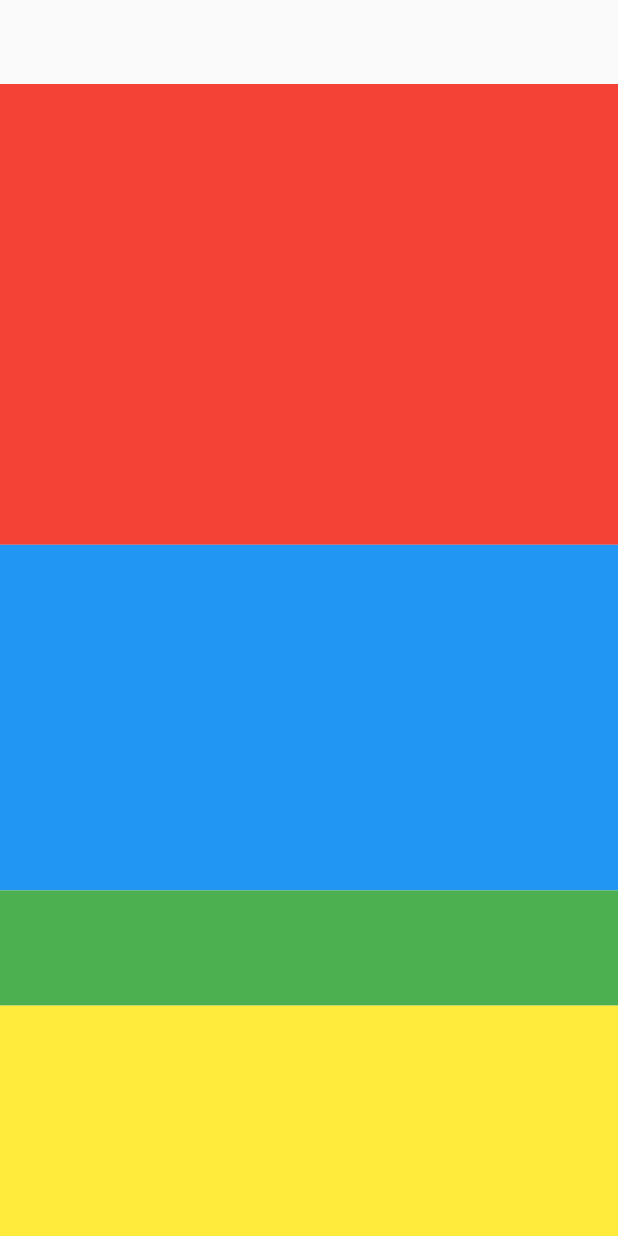
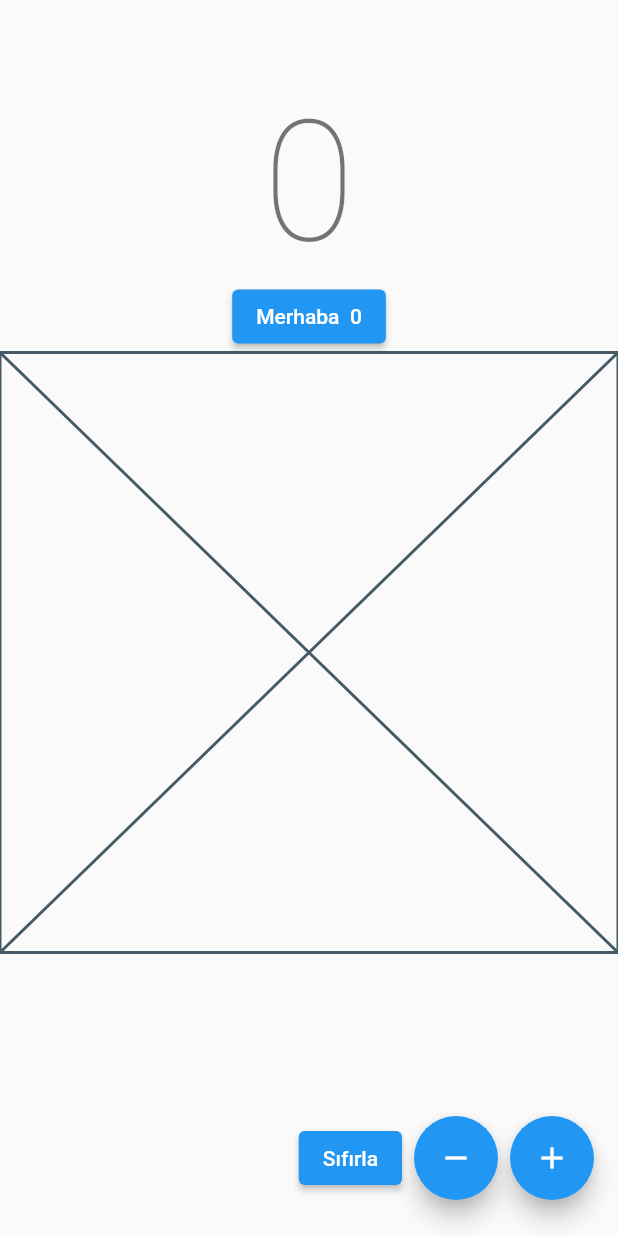
Before and after one commit to cemerenb/learning_flutter, a Flutter app: the screen it shows after launch, on a phone screen of 412 x 824 dp. Run offline on Flutter 3.47's test engine with Material 2 defaults, Android fonts, the light colour scheme and no system bars.

Commit message:
Statefull widget learning

```diff
--- /dev/null
+++ b/lib/101/statefull_learn.dart
@@ -0,0 +1,86 @@
+import 'dart:async';
+import 'package:flutter/material.dart';
+import 'package:temel_widget/core/counter_hello_button.dart';
+import '../product/language/language_items.dart';
+
+class StatefullLearn extends StatefulWidget {
+  const StatefullLearn({Key? key}) : super(key: key);
+
+  @override
+  State<StatefullLearn> createState() => _StatefullLearnState();
+}
+
+class _StatefullLearnState extends State<StatefullLearn> {
+  int countValue = 0;
+  final String _reset = LanguageItems.Reset;
+
+  void _updateCounter(bool isTrue) {
+    if (isTrue) {
+      countValue = countValue + 1;
+    } else {
+      countValue = countValue - 1;
+    }
+    setState(() {});
+  }
+
+  Timer? timer;
+
+  @override
+  Widget build(BuildContext context) {
+    return Scaffold(
+      appBar: AppBar(),
+      floatingActionButton: Row(
+        mainAxisSize: MainAxisSize.min,
+        children: [
+          Row(
+            children: [
+              ElevatedButton(
+                  onPressed: () {
+                    countValue = 0;
+                    setState(() {});
+                  },
+                  child: Text(_reset))
+            ],
+          ),
+          Row(
+            children: [
+              _deincrementButton(),
+              _incrementButton(),
+            ],
+          ),
+        ],
+      ),
+      body: Column(children: [
+        Center(
+          child: Text(
+            countValue.toString(),
+            style: Theme.of(context).textTheme.headline1,
+          ),
+        ),
+        const CounterHelloButton(),
+        const Placeholder(),
+      ]),
+    );
+  }
+
+  Padding _deincrementButton() {
+    return Padding(
+      padding: const EdgeInsets.all(8.0),
+      child: FloatingActionButton(
+        onPressed: () {
+          _updateCounter(false);
+        },
+        child: const Icon(Icons.remove),
+      ),
+    );
+  }
+
+  FloatingActionButton _incrementButton() {
+    return FloatingActionButton(
+      onPressed: () {
+        _updateCounter(true);
+      },
+      child: const Icon(Icons.add),
+    );
+  }
+}
--- /dev/null
+++ b/lib/core/counter_hello_button.dart
@@ -0,0 +1,30 @@
+import 'package:flutter/material.dart';
+import '../product/language/language_items.dart';
+
+class CounterHelloButton extends StatefulWidget {
+  const CounterHelloButton({Key? key}) : super(key: key);
+
+  @override
+  State<CounterHelloButton> createState() => _CounterHelloButtonState();
+}
+
+class _CounterHelloButtonState extends State<CounterHelloButton> {
+  int _counterCustom = 0;
+  final String _welcomeTitle = LanguageItems.WelcomeTitle;
+
+  void _updateCounter() {
+    setState(() {
+      ++_counterCustom;
+    });
+  }
+
+  @override
+  Widget build(BuildContext context) {
+    return ElevatedButton(
+      onPressed: () {
+        _updateCounter();
+      },
+      child: Text('$_welcomeTitle  $_counterCustom'),
+    );
+  }
+}
--- a/lib/main.dart
+++ b/lib/main.dart
@@ -1,6 +1,6 @@
 import 'package:flutter/material.dart';
 import 'package:flutter/services.dart';
-import 'package:temel_widget/101/column_row_learn.dart';
+import 'package:temel_widget/101/statefull_learn.dart';
 
 void main() {
   runApp(const MyApp());
@@ -38,7 +38,7 @@ class MyApp extends StatelessWidget {
           elevation: 0,
         ),
       ),
-      home: const ColumnRowLearn(),
+      home: const StatefullLearn(),
     );
   }
 }
--- /dev/null
+++ b/lib/product/language/language_items.dart
@@ -0,0 +1,6 @@
+class LanguageItems {
+  // ignore: constant_identifier_names
+  static const WelcomeTitle = 'Merhaba';
+  // ignore: constant_identifier_names
+  static const Reset = 'Sıfırla';
+}
```
Also changed, not shown: lib/101/stack_learn.dart (added, +34 -0 lines), lib/demos/stack_demo.dart (added, +124 -0 lines).
